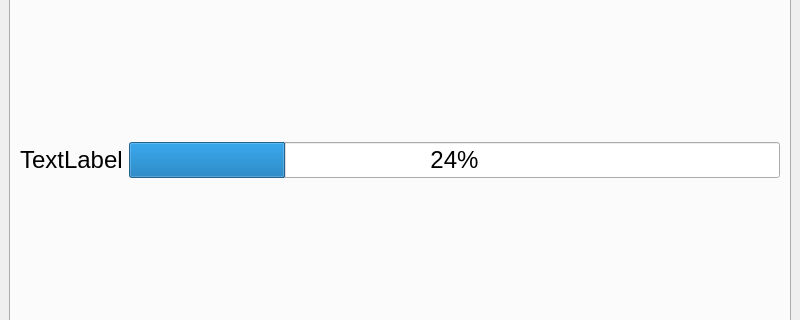
First picture: the form in DownloadManager.ui, repository stefanoagostini/DownloadManager, before the edit; both pictures show x 0 to 800 and y 140 to 460 of the 800 by 596 pixel window.
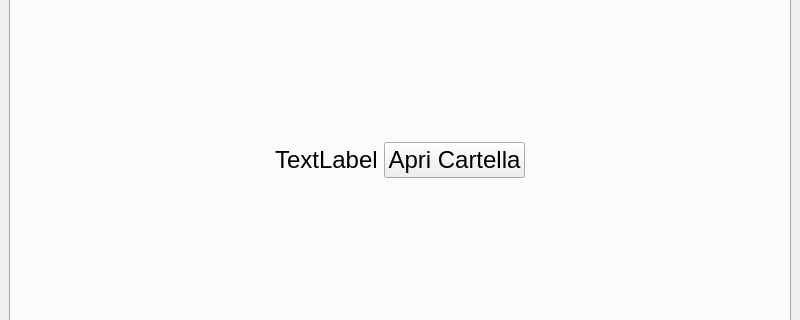
Second picture: the form after the edit. The open tabs and pages were chosen to show the change. Icons and pictures are not drawn.

Patch:
```diff
--- a/DownloadManager.ui
+++ b/DownloadManager.ui
@@ -133,19 +133,44 @@
        <layout class="QGridLayout" name="gridLayout_2">
         <item row="0" column="0">
          <layout class="QVBoxLayout" name="historyLayout">
+          <property name="spacing">
+           <number>6</number>
+          </property>
           <item>
            <layout class="QHBoxLayout" name="itemH1">
             <item>
              <widget class="QLabel" name="labelH1">
+              <property name="sizePolicy">
+               <sizepolicy hsizetype="Fixed" vsizetype="Fixed">
+                <horstretch>0</horstretch>
+                <verstretch>0</verstretch>
+               </sizepolicy>
+              </property>
               <property name="text">
                <string>TextLabel</string>
               </property>
              </widget>
             </item>
             <item>
-             <widget class="QProgressBar" name="progressBarH1">
-              <property name="value">
-               <number>24</number>
+             <widget class="QPushButton" name="pushButton">
+              <property name="sizePolicy">
+               <sizepolicy hsizetype="Maximum" vsizetype="Maximum">
+                <horstretch>0</horstretch>
+                <verstretch>0</verstretch>
+               </sizepolicy>
+              </property>
+              <property name="text">
+               <string>Apri Cartella</string>
+              </property>
+              <property name="icon">
+               <iconset resource="photo.qrc">
+                <normaloff>:/icons/open.png</normaloff>:/icons/open.png</iconset>
+              </property>
+              <property name="iconSize">
+               <size>
+                <width>25</width>
+                <height>25</height>
+               </size>
               </property>
              </widget>
             </item>
```
Left out of the diff: 4 changed lines with no effect on the pictures.
